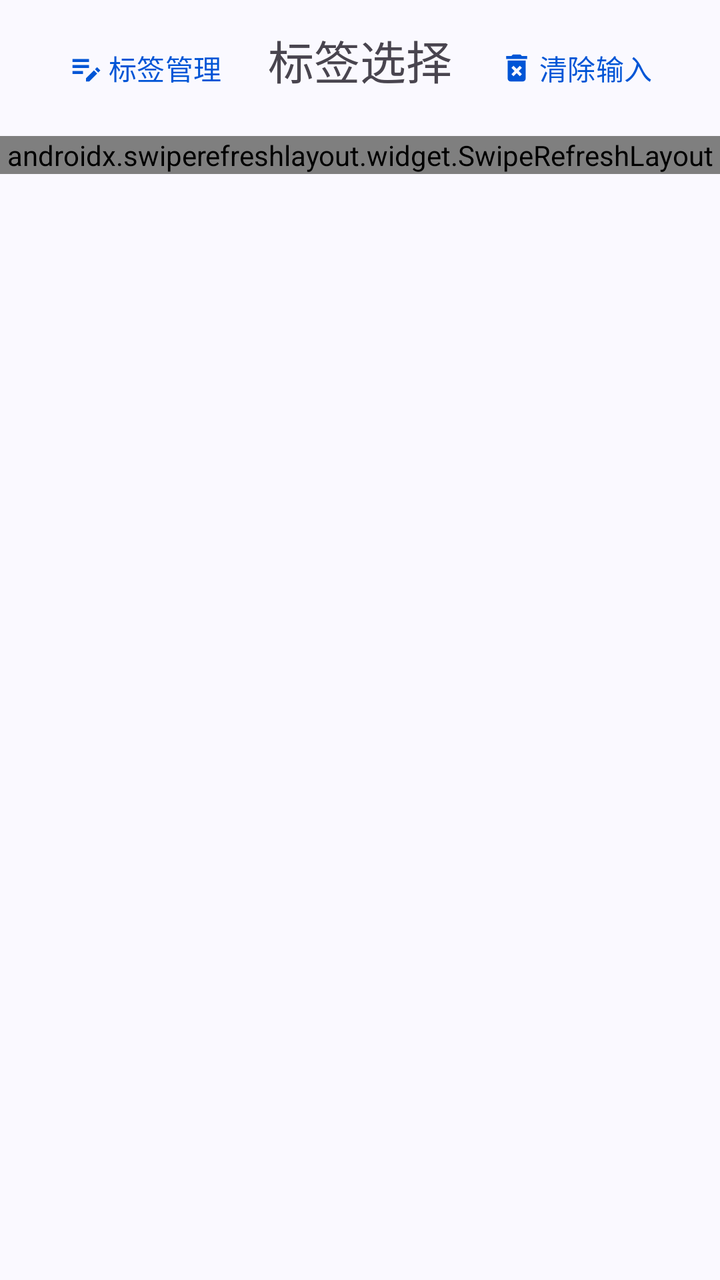
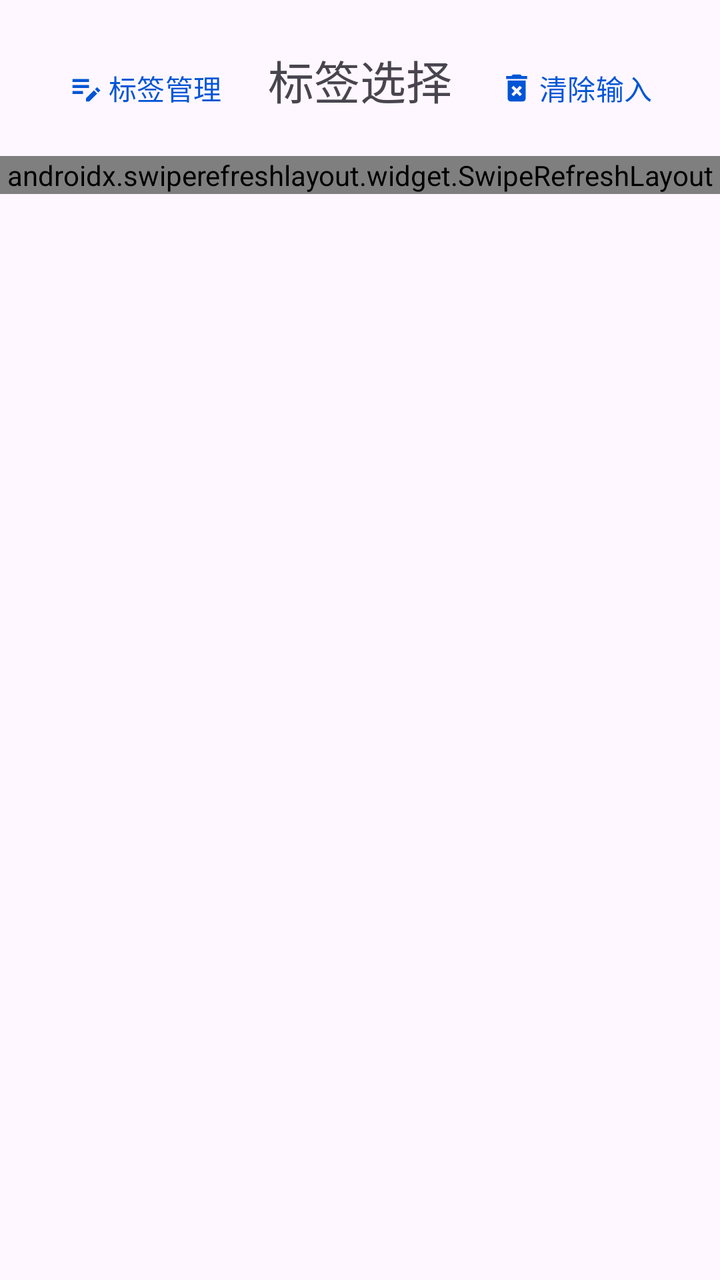

An Android layout rendered at two revisions. The XML below is the earlier revision; the diff shows what the commit changed to produce the second picture.
<!-- AndroidManifest.xml: application theme Theme.ManagerAssistant.Static -->
<!-- res/layout/bottom_sheet_tag_select.xml -->
<?xml version="1.0" encoding="utf-8"?>
<LinearLayout xmlns:android="http://schemas.android.com/apk/res/android"
    xmlns:app="http://schemas.android.com/apk/res-auto"
    style="@style/CommonPageStyle"
    android:layout_width="match_parent"
    android:layout_height="wrap_content"
    android:orientation="vertical">

    <androidx.constraintlayout.widget.ConstraintLayout
        android:layout_width="match_parent"
        android:layout_height="wrap_content"
        android:padding="10dp">

        <com.google.android.material.textview.MaterialTextView
            android:id="@+id/tag_select_title"
            style="@style/TitleStyle"
            android:layout_width="wrap_content"
            android:layout_height="wrap_content"
            android:text="@string/select_tag"
            app:layout_constraintBaseline_toBaselineOf="@id/edit_tag_btn"
            app:layout_constraintLeft_toLeftOf="parent"
            app:layout_constraintRight_toRightOf="parent" />

        <com.google.android.material.button.MaterialButton
            android:id="@+id/edit_tag_btn"
            style="@style/TransparentBtnStyle"
            android:layout_width="wrap_content"
            android:layout_height="wrap_content"
            android:text="@string/manage_tag"
            app:icon="@drawable/sharp_edit_note_24"
            app:iconGravity="textStart"
            app:layout_constraintLeft_toLeftOf="parent"
            app:layout_constraintTop_toTopOf="parent" />

        <com.google.android.material.button.MaterialButton
            android:id="@+id/clear_input_btn"
            style="@style/TransparentBtnStyle"
            android:layout_width="wrap_content"
            android:layout_height="wrap_content"
            android:text="@string/clear_input"
            app:icon="@drawable/baseline_delete_forever_24"
            app:iconGravity="textStart"
            app:layout_constraintRight_toRightOf="parent"
            app:layout_constraintTop_toTopOf="parent" />
    </androidx.constraintlayout.widget.ConstraintLayout>

    <androidx.swiperefreshlayout.widget.SwipeRefreshLayout
        android:id="@+id/refresh_layout"
        android:layout_width="match_parent"
        android:layout_height="wrap_content" />

    <androidx.recyclerview.widget.RecyclerView
        android:id="@+id/tag_group_recycler"
        android:layout_width="match_parent"
        android:layout_height="wrap_content"
        app:layoutManager="androidx.recyclerview.widget.LinearLayoutManager" />
</LinearLayout>
<!-- resources referenced by this layout -->
<resources>
  <!-- drawable baseline_delete_forever_24 (drawable) -->
  <vector xmlns:android="http://schemas.android.com/apk/res/android" android:height="24dp" android:tint="#000000" android:viewportHeight="24" android:viewportWidth="24" android:width="24dp">
        
      <path android:fillColor="@android:color/white" android:pathData="M6,19c0,1.1 0.9,2 2,2h8c1.1,0 2,-0.9 2,-2L18,7L6,7v12zM8.46,11.88l1.41,-1.41L12,12.59l2.12,-2.12 1.41,1.41L13.41,14l2.12,2.12 -1.41,1.41L12,15.41l-2.12,2.12 -1.41,-1.41L10.59,14l-2.13,-2.12zM15.5,4l-1,-1h-5l-1,1L5,4v2h14L19,4z"/>
      
  </vector>
  <!-- drawable sharp_edit_note_24 (drawable) -->
  <vector xmlns:android="http://schemas.android.com/apk/res/android" android:height="24dp" android:tint="#000000" android:viewportHeight="24" android:viewportWidth="24" android:width="24dp">
        
      <path android:fillColor="@android:color/white" android:pathData="M3,10h11v2H3V10zM3,8h11V6H3V8zM3,16h7v-2H3V16zM18.01,12.87l1.41,-1.41l2.12,2.12l-1.41,1.41L18.01,12.87zM17.3,13.58l-5.3,5.3V21h2.12l5.3,-5.3L17.3,13.58z"/>
      
  </vector>
  <string name="clear_input">清除输入</string>
  <string name="manage_tag">标签管理</string>
  <string name="select_tag">标签选择</string>
  <style name="CommonPageStyle">
          <item name="android:fitsSystemWindows">true</item>
          <item name="android:background">?attr/colorSurface</item>
      </style>
  <style name="TitleStyle">
          <item name="android:textSize">23sp</item>
      </style>
  <style name="TransparentBtnStyle" parent="Widget.Material3.Button">
          <item name="backgroundTint">@android:color/transparent</item>
          <item name="rippleColor">?attr/colorControlHighlight</item>
          <item name="android:textColor">?attr/colorPrimary</item>
          <item name="iconPadding">2dp</item>
      </style>
  <style name="Theme.ManagerAssistant.Static" parent="Theme.Material3.Light.NoActionBar">
          
          <item name="colorPrimary">@color/color_primary</item>
          <item name="colorOnPrimary">@color/color_on_primary</item>
          <item name="colorPrimaryContainer">@color/color_primary_container</item>
          
          <item name="colorSecondaryContainer">@color/color_secondary_container</item>
          
          <item name="android:statusBarColor">?attr/colorSurface</item>
          
          <item name="colorSurface">@color/color_surface</item>
          <item name="colorSurfaceContainer">@color/color_surface_container</item>
          <item name="colorSurfaceContainerLow">@color/color_surface_container_low</item>
  
          <item name="toolbarStyle">@style/ToolBarStyle</item>
          <item name="drawableTint">?attr/colorPrimary</item>
          <item name="colorControlActivated">?attr/colorPrimary</item>
          <item name="android:windowLightStatusBar">true</item>
          <item name="android:navigationBarColor">?attr/colorSurface</item>
      </style>
  <color name="color_primary">#0055d6</color>
  <color name="color_on_primary">#ffffff</color>
  <color name="color_primary_container">#d8e1fe</color>
  <color name="color_secondary_container">#e0e1ff</color>
  <color name="color_surface">#faf9ff</color>
  <color name="color_surface_container">#ebedfa</color>
  <color name="color_surface_container_low">#edeffc</color>
  <style name="ToolBarStyle" parent="Widget.Material3.Toolbar">
          <item name="android:backgroundTint">?attr/colorSurface</item>
          <item name="navigationIconTint">?attr/colorPrimary</item>
          <item name="contentInsetStart">10dp</item>
          <item name="titleTextAppearance">@style/TitleStyle</item>
      </style>
</resources>

<!-- the commit's change to res/layout/bottom_sheet_tag_select.xml (unified diff, before → after) -->
@@ -1,10 +1,11 @@
 <?xml version="1.0" encoding="utf-8"?>
 <LinearLayout xmlns:android="http://schemas.android.com/apk/res/android"
     xmlns:app="http://schemas.android.com/apk/res-auto"
-    style="@style/CommonPageStyle"
     android:layout_width="match_parent"
-    android:layout_height="wrap_content"
-    android:orientation="vertical">
+    android:layout_height="match_parent"
+    android:orientation="vertical"
+    android:paddingBottom="20dp"
+    android:paddingTop="10dp">
 
     <androidx.constraintlayout.widget.ConstraintLayout
         android:layout_width="match_parent"
<!-- resource entries referenced after the edit -->
@@ -15,10 +15,6 @@
   <string name="clear_input">清除输入</string>
   <string name="manage_tag">标签管理</string>
   <string name="select_tag">标签选择</string>
-  <style name="CommonPageStyle">
-          <item name="android:fitsSystemWindows">true</item>
-          <item name="android:background">?attr/colorSurface</item>
-      </style>
   <style name="TitleStyle">
           <item name="android:textSize">23sp</item>
       </style>
